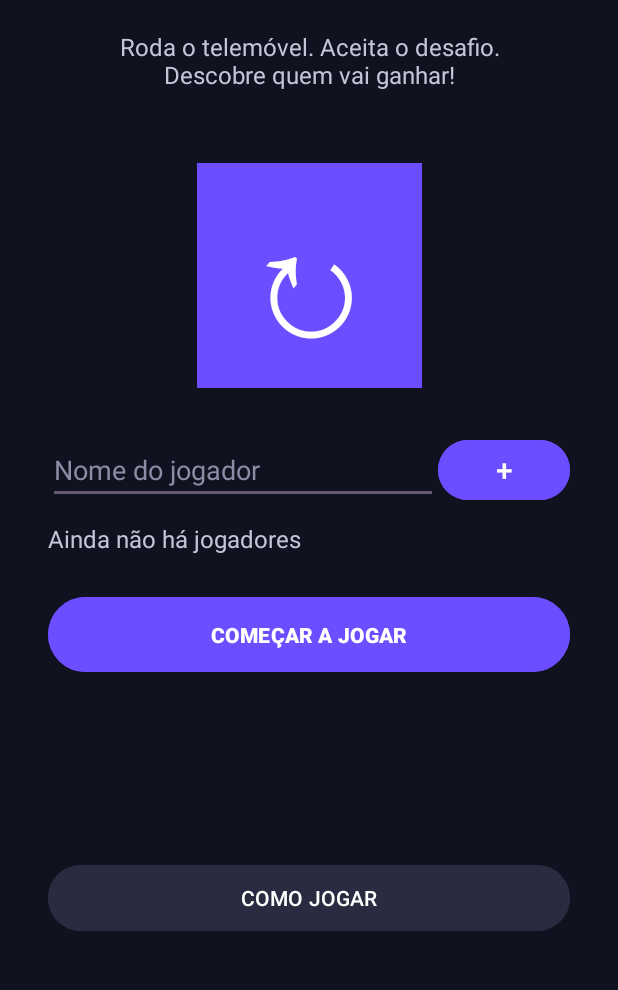
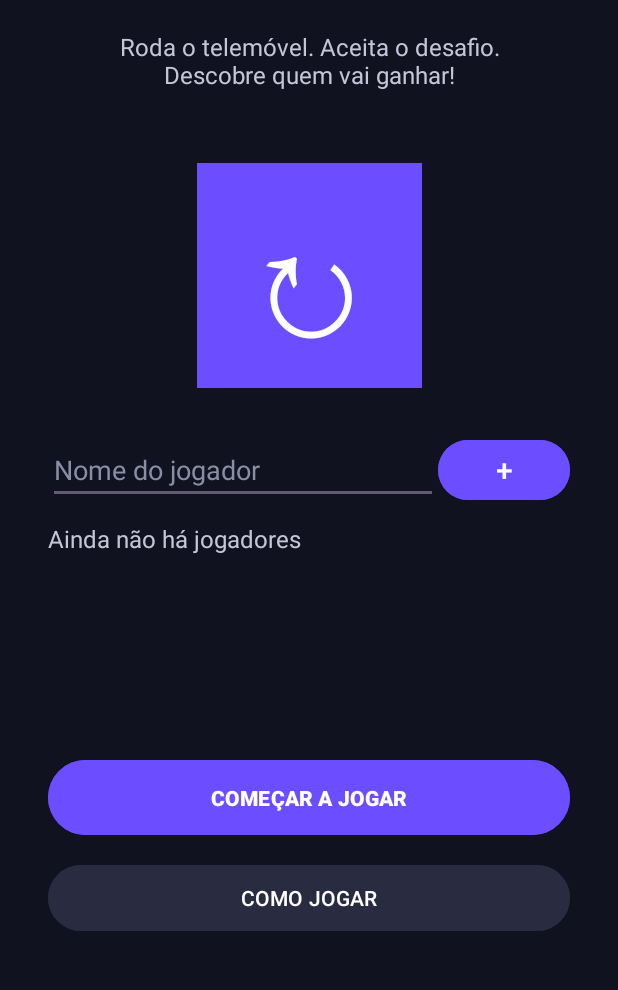
Before and after one commit to GuilhermeBernini/DSSMV_ProjectDroid_1250853_1251002, an Android app: the screen it shows after launch (MainActivity), on a phone screen of 412 x 824 dp, the part 227-1217 px from its top. Run offline under Robolectric (Android 15) with nearby library versions, the phone set to English and light mode, and no system bars.

Commit message:
Corrige botão COMEÇAR e texto do último jogo no Spin

```diff
--- a/app/src/main/java/com/example/spinparty/SpinActivity.java
+++ b/app/src/main/java/com/example/spinparty/SpinActivity.java
@@ -111,7 +111,7 @@ public class SpinActivity extends AppCompatActivity implements SensorEventListen
             hasResult = true;
             currentNumber = jogos.indexOf(porJogar.get(0)) + 1;
             tvNumber.setText(String.valueOf(currentNumber));
-            tvResult.setText("Último jogo: " + porJogar.get(0).getNome());
+            tvResult.setText("");
             btnRespin.setVisibility(View.GONE);
             btnJogar.setVisibility(View.VISIBLE);
         } else {                                        // senão, ecrã limpo para girar
--- a/app/src/main/res/layout/activity_main.xml
+++ b/app/src/main/res/layout/activity_main.xml
@@ -106,8 +106,8 @@
             android:backgroundTint="#6C4DFF"
             android:layout_marginStart="32dp"
             android:layout_marginEnd="32dp"
-            android:layout_marginTop="24dp"
-            app:layout_constraintTop_toBottomOf="@id/tvJogadores"
+            android:layout_marginBottom="12dp"
+            app:layout_constraintBottom_toTopOf="@id/btnRules"
             app:layout_constraintStart_toStartOf="parent"
             app:layout_constraintEnd_toEndOf="parent" />
     <Button
--- a/app/src/main/res/layout/activity_spin.xml
+++ b/app/src/main/res/layout/activity_spin.xml
@@ -42,6 +42,9 @@
             android:layout_height="wrap_content"
             android:text=""
             android:textSize="32sp"
+            android:gravity="center"
+            android:paddingStart="24dp"
+            android:paddingEnd="24dp"
             android:layout_marginTop="92dp"
             app:layout_constraintTop_toBottomOf="@id/tvNumber"
             app:layout_constraintStart_toStartOf="parent"
```
